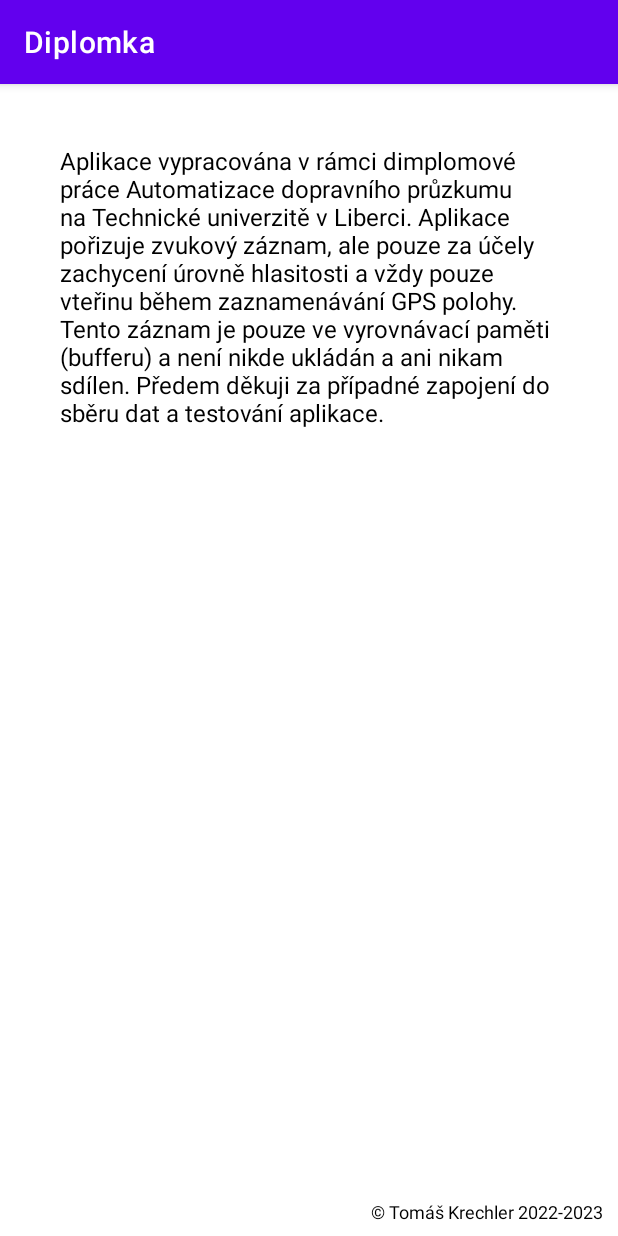
After one commit to TomasKre/Diplomka, an Android app: the InfoActivity screen opened directly, with no data from a screen before it, on a phone screen of 412 x 824 dp. The commit adds this screen. Run offline under Robolectric (Android 15) with nearby library versions, the phone set to English and light mode, and no system bars.

Commit message:
Added Info activity

```diff
--- a/app/src/main/AndroidManifest.xml
+++ b/app/src/main/AndroidManifest.xml
@@ -4,16 +4,10 @@
     <uses-permission android:name="android.permission.ACCESS_COARSE_LOCATION" />
     <uses-permission android:name="android.permission.ACCESS_FINE_LOCATION" />
     <uses-permission android:name="android.permission.ACCESS_BACKGROUND_LOCATION" />
-
     <uses-permission android:name="android.permission.RECORD_AUDIO" />
-
     <uses-permission android:name="android.permission.MANAGE_EXTERNAL_STORAGE" />
     <uses-permission android:name="android.permission.READ_EXTERNAL_STORAGE" />
     <uses-permission android:name="android.permission.WRITE_EXTERNAL_STORAGE" />
-
-    <!--
-    <uses-permission android:name="android.permission.INTERNET" />
-    -->
 
     <application
         android:allowBackup="true"
@@ -22,6 +16,13 @@
         android:roundIcon="@mipmap/ic_launcher_round"
         android:supportsRtl="true"
         android:theme="@style/Theme.Diplomka">
+        <activity
+            android:name=".InfoActivity"
+            android:exported="false">
+            <meta-data
+                android:name="android.app.lib_name"
+                android:value="" />
+        </activity>
 
         <meta-data
             android:name="com.google.android.geo.API_KEY"
--- /dev/null
+++ b/app/src/main/java/com/example/diplomka/InfoActivity.java
@@ -0,0 +1,14 @@
+package com.example.diplomka;
+
+import androidx.appcompat.app.AppCompatActivity;
+
+import android.os.Bundle;
+
+public class InfoActivity extends AppCompatActivity {
+
+    @Override
+    protected void onCreate(Bundle savedInstanceState) {
+        super.onCreate(savedInstanceState);
+        setContentView(R.layout.activity_info);
+    }
+}
--- a/app/src/main/java/com/example/diplomka/MainActivity.java
+++ b/app/src/main/java/com/example/diplomka/MainActivity.java
@@ -14,6 +14,7 @@ import android.os.Bundle;
 import android.util.Log;
 import android.widget.ArrayAdapter;
 import android.widget.Button;
+import android.widget.ImageView;
 import android.widget.ListView;
 import android.widget.Toast;
 
@@ -48,6 +49,7 @@ public class MainActivity extends AppCompatActivity {
         Button locationButton = findViewById(R.id.location_permission);
         Button microphoneButton = findViewById(R.id.microphone_permission);
         Button storageButton = findViewById(R.id.storage_permission);
+        ImageView infoButton = findViewById(R.id.info_button);
         dataWindow = findViewById(R.id.data_window);
         dm = new DataModel(this);
         locationManager = (LocationManager) getSystemService(Context.LOCATION_SERVICE);
@@ -67,10 +69,9 @@ public class MainActivity extends AppCompatActivity {
         }
 
         locationButton.setOnClickListener(v -> requestLocationPermission());
-
         microphoneButton.setOnClickListener(v -> requestMicrophonePermissions());
-
         storageButton.setOnClickListener(v -> requestExternalStoragePermissions());
+        infoButton.setOnClickListener(v -> infoButtonClickListener());
 
         showData(dm);
     }
@@ -282,4 +283,9 @@ public class MainActivity extends AppCompatActivity {
         intent.putExtra("item", msg);
         startActivity(intent);
     }
+
+    private void infoButtonClickListener() {
+        Intent intent = new Intent(this, InfoActivity.class);
+        startActivity(intent);
+    }
 }
--- /dev/null
+++ b/app/src/main/res/layout/activity_info.xml
@@ -0,0 +1,37 @@
+<?xml version="1.0" encoding="utf-8"?>
+<androidx.constraintlayout.widget.ConstraintLayout xmlns:android="http://schemas.android.com/apk/res/android"
+    xmlns:app="http://schemas.android.com/apk/res-auto"
+    xmlns:tools="http://schemas.android.com/tools"
+    android:layout_width="match_parent"
+    android:layout_height="match_parent"
+    tools:context=".InfoActivity">
+
+    <TextView
+        android:id="@+id/info_text"
+        android:layout_width="fill_parent"
+        android:layout_height="wrap_content"
+        android:text="Aplikace vypracována v rámci dimplomové práce Automatizace dopravního
+průzkumu na Technické univerzitě v Liberci. Aplikace pořizuje zvukový záznam, ale pouze za účely
+zachycení úrovně hlasitosti a vždy pouze vteřinu během zaznamenávání GPS polohy. Tento záznam je
+pouze ve vyrovnávací paměti (bufferu) a není nikde ukládán a ani nikam sdílen. Předem děkuji za
+případné zapojení do sběru dat a testování aplikace."
+        android:textSize="16dp"
+        android:textColor="@color/black"
+        app:layout_constraintTop_toTopOf="parent"
+        app:layout_constraintLeft_toLeftOf="parent"
+        android:layout_marginTop="40dp"
+        android:layout_marginHorizontal="40dp"/>
+
+    <TextView
+        android:id="@+id/copyright_text"
+        android:layout_width="wrap_content"
+        android:layout_height="wrap_content"
+        android:text="© Tomáš Krechler 2022-2023"
+        android:textSize="12dp"
+        android:textColor="@color/black"
+        app:layout_constraintBottom_toBottomOf="parent"
+        app:layout_constraintRight_toRightOf="parent"
+        android:layout_marginBottom="8dp"
+        android:layout_marginRight="10dp"/>
+
+</androidx.constraintlayout.widget.ConstraintLayout>
--- a/app/src/main/res/layout/activity_main.xml
+++ b/app/src/main/res/layout/activity_main.xml
@@ -78,12 +78,13 @@
         app:layout_constraintRight_toRightOf="@+id/data_window"/>
 
     <ImageView
+        android:id="@+id/info_button"
         android:layout_width="32dp"
         android:layout_height="32dp"
+        android:layout_marginRight="10dp"
+        android:layout_marginBottom="10dp"
         android:src="@drawable/question_mark"
-        android:layout_marginBottom="10dp"
-        android:layout_marginRight="10dp"
         app:layout_constraintBottom_toBottomOf="parent"
-        app:layout_constraintRight_toRightOf="parent"/>
+        app:layout_constraintRight_toRightOf="parent" />
 
 </androidx.constraintlayout.widget.ConstraintLayout>
```
